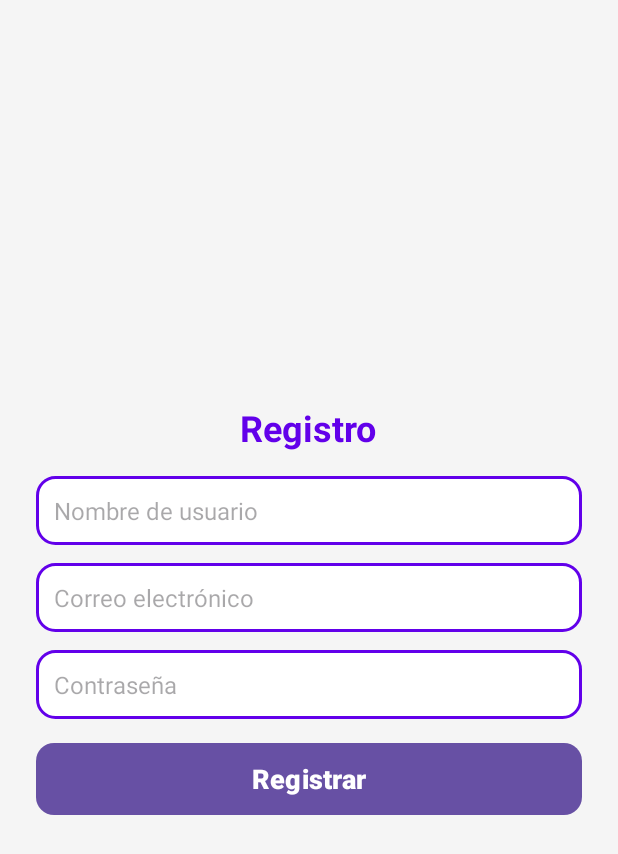
After one commit to JoelMarVid/ProyectoDAM, an Android app: the RegisterActivity screen opened directly, with no data from a screen before it, on a phone screen of 412 x 824 dp. The commit adds this screen. Shown: the top 854 px of the screen. Run offline under Robolectric (Android 15) with nearby library versions, the phone set to English and light mode, and no system bars.

Commit message:
EstilosdeInicioyRegistro

```diff
--- a/Android/app/src/main/AndroidManifest.xml
+++ b/Android/app/src/main/AndroidManifest.xml
@@ -6,15 +6,18 @@
 
     <application
         android:allowBackup="true"
-        android:networkSecurityConfig="@xml/network_security_config"
         android:dataExtractionRules="@xml/data_extraction_rules"
         android:fullBackupContent="@xml/backup_rules"
         android:icon="@mipmap/ic_launcher"
         android:label="@string/app_name"
+        android:networkSecurityConfig="@xml/network_security_config"
         android:roundIcon="@mipmap/ic_launcher_round"
         android:supportsRtl="true"
         android:theme="@style/Theme.Android"
         tools:targetApi="31">
+        <activity
+            android:name=".iyr.RegisterActivity"
+            android:exported="false" />
         <activity
             android:name=".iyr.PantallaPrincipal"
             android:exported="true" />
--- /dev/null
+++ b/Android/app/src/main/res/drawable/button_background.xml
@@ -0,0 +1,14 @@
+<selector xmlns:android="http://schemas.android.com/apk/res/android">
+    <item android:state_pressed="true">
+        <shape android:shape="rectangle">
+            <corners android:radius="12dp"/>
+            <solid android:color="#4B0082"/> <!-- Color más oscuro al presionar -->
+        </shape>
+    </item>
+    <item>
+        <shape android:shape="rectangle">
+            <corners android:radius="12dp"/>
+            <solid android:color="@color/primary"/>
+        </shape>
+    </item>
+</selector>
--- /dev/null
+++ b/Android/app/src/main/res/drawable/input_background.xml
@@ -0,0 +1,6 @@
+<shape xmlns:android="http://schemas.android.com/apk/res/android" android:shape="rectangle">
+    <corners android:radius="12dp"/>
+    <solid android:color="@android:color/white"/>
+    <stroke android:width="2dp" android:color="@color/primary"/>
+    <padding android:left="12dp" android:right="12dp"/>
+</shape>
--- /dev/null
+++ b/Android/app/src/main/res/layout/activity_register.xml
@@ -0,0 +1,64 @@
+<LinearLayout
+    xmlns:android="http://schemas.android.com/apk/res/android"
+    android:layout_width="match_parent"
+    android:layout_height="match_parent"
+    android:orientation="vertical"
+    android:gravity="center"
+    android:padding="24dp"
+    android:background="@color/background_color">
+
+    <TextView
+        android:layout_width="wrap_content"
+        android:layout_height="wrap_content"
+        android:text="Registro"
+        android:textSize="24sp"
+        android:textColor="@color/primary"
+        android:textStyle="bold"
+        android:gravity="center"
+        android:layout_marginBottom="16dp" />
+
+    <EditText
+        android:id="@+id/userEditText"
+        android:layout_width="match_parent"
+        android:layout_height="wrap_content"
+        android:hint="Nombre de usuario"
+        android:padding="12dp"
+        android:background="@drawable/input_background"
+        android:textColor="@color/text_primary"
+        android:textSize="16sp"
+        android:layout_marginBottom="12dp" />
+
+    <EditText
+        android:id="@+id/emailEditText"
+        android:layout_width="match_parent"
+        android:layout_height="wrap_content"
+        android:hint="Correo electrónico"
+        android:padding="12dp"
+        android:background="@drawable/input_background"
+        android:textColor="@color/text_primary"
+        android:textSize="16sp"
+        android:layout_marginBottom="12dp" />
+
+    <EditText
+        android:id="@+id/passwordEditText"
+        android:layout_width="match_parent"
+        android:layout_height="wrap_content"
+        android:hint="Contraseña"
+        android:inputType="textPassword"
+        android:padding="12dp"
+        android:background="@drawable/input_background"
+        android:textColor="@color/text_primary"
+        android:textSize="16sp"
+        android:layout_marginBottom="16dp" />
+
+    <Button
+        android:id="@+id/registerButton"
+        android:layout_width="match_parent"
+        android:layout_height="wrap_content"
+        android:text="Registrar"
+        android:textSize="18sp"
+        android:textStyle="bold"
+        android:background="@drawable/button_background"
+        android:textColor="@android:color/white"
+        android:layout_marginBottom="12dp" />
+</LinearLayout>
--- a/Android/app/src/main/res/values/colors.xml
+++ b/Android/app/src/main/res/values/colors.xml
@@ -1,5 +1,9 @@
 <?xml version="1.0" encoding="utf-8"?>
 <resources>
+    <color name="primary">#6200EA</color>
+    <color name="secondary">#03DAC5</color>
+    <color name="background_color">#F5F5F5</color>
+    <color name="text_primary">#333333</color>
     <color name="black">#FF000000</color>
     <color name="white">#FFFFFFFF</color>
 </resources>
```
Also changed, not shown: Android/app/src/main/java/com/example/android/iyr/PantallaPrincipal.kt (+10 -47 lines), Android/app/src/main/java/com/example/android/iyr/RegisterActivity.kt (added, +91 -0 lines), Android/app/src/main/res/layout/activity_pantalla_principal.xml (+41 -14 lines), 4 other files.
